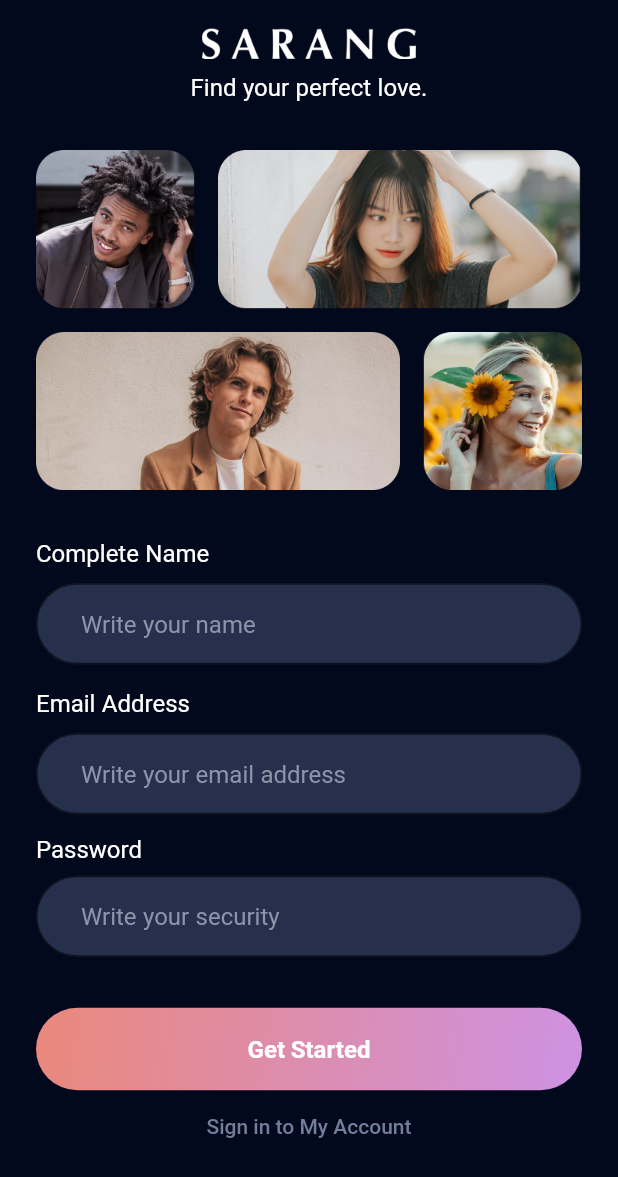
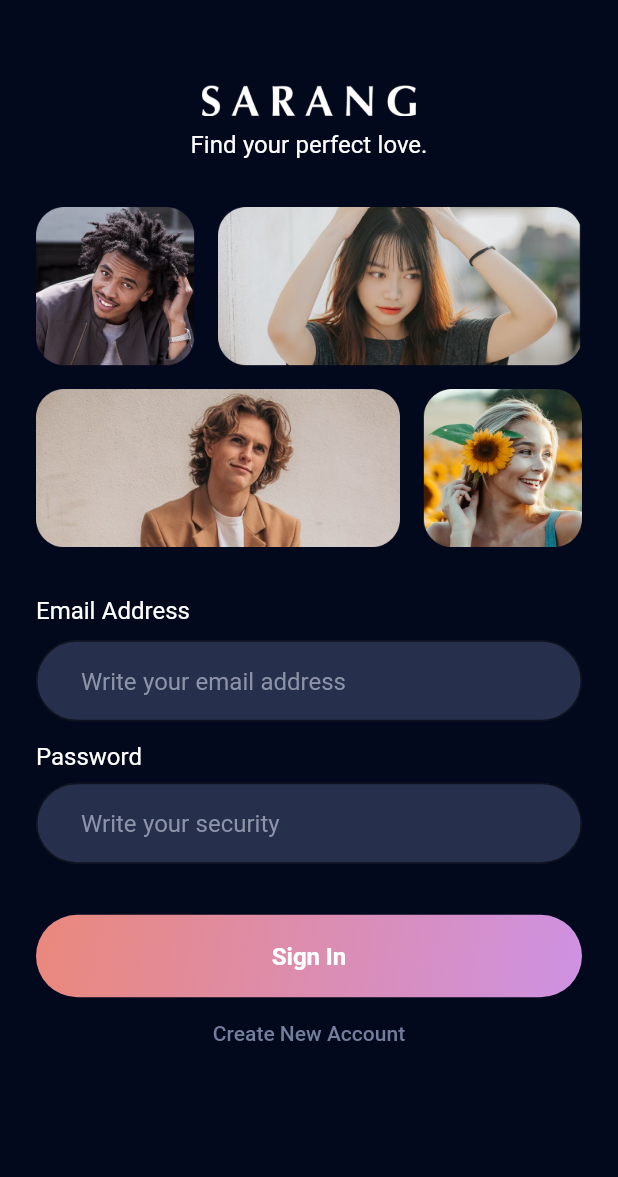
Before and after one commit to msarifin29/tinder-clone, a Flutter app: the screen it shows after launch, scrolled down 38 dp, after a tap on "Sign in to My Account", on a phone screen of 412 x 824 dp. Shown: the top 1177 px of the screen. Run offline on Flutter 3.47's test engine with Material 2 defaults, Android fonts, the phone set to English and light mode, and no system bars; our stand-ins replace appinio_swiper, bloc, equatable, flutter_bloc, google_fonts, image_picker and 1 more; accounts and stored records are empty.

Commit message:
feat : add sign in screen

```diff
--- /dev/null
+++ b/lib/src/features/authentication/presentation/sign_in_screen.dart
@@ -0,0 +1,72 @@
+import 'package:flutter/material.dart';
+import 'package:tinder_clone/src/common_widgets/custom_button.dart';
+import 'package:tinder_clone/src/common_widgets/custom_text_button.dart';
+import 'package:tinder_clone/src/features/authentication/presentation/sign_up_screen.dart';
+
+import '../../../common_widgets/custom_form_widget.dart';
+import '../../../theme_manager/sizes.dart';
+import '../widgets/hero_image.dart';
+import '../widgets/logo_and_tag_widget.dart';
+
+class SignInScreen extends StatefulWidget {
+  static const String routeName = "/sign-in";
+  const SignInScreen({super.key});
+
+  @override
+  State<SignInScreen> createState() => _SignInScreenState();
+}
+
+class _SignInScreenState extends State<SignInScreen> {
+  final emailController = TextEditingController();
+  final passwordController = TextEditingController();
+
+  @override
+  void dispose() {
+    emailController.dispose();
+    passwordController.dispose();
+    super.dispose();
+  }
+
+  @override
+  Widget build(BuildContext context) {
+    return Scaffold(
+      body: SingleChildScrollView(
+        child: Padding(
+          padding: const EdgeInsets.symmetric(
+            vertical: Sizes.s50,
+            horizontal: Sizes.s24,
+          ),
+          child: Column(
+            children: [
+              const LogoAndTagWidget(),
+              const HeroImage(),
+              CustomFormWidget(
+                label: "Email Address",
+                hintText: "Write your email address",
+                controller: emailController,
+              ),
+              CustomFormWidget(
+                label: "Password",
+                hintText: "Write your security",
+                controller: passwordController,
+                isObscure: true,
+              ),
+              const SizedBox(
+                height: Sizes.s20,
+              ),
+              CustomButton(text: "Sign In", onTap: () {}),
+              CustomTextButton(
+                  onPressed: () {
+                    Navigator.of(context).pushAndRemoveUntil(
+                        MaterialPageRoute(
+                            builder: (context) => const SignUpScreen()),
+                        (route) => false);
+                  },
+                  text: "Create New Account"),
+            ],
+          ),
+        ),
+      ),
+    );
+  }
+}
--- a/lib/src/features/authentication/presentation/sign_up_screen.dart
+++ b/lib/src/features/authentication/presentation/sign_up_screen.dart
@@ -1,6 +1,7 @@
 import 'package:flutter/material.dart';
 import 'package:tinder_clone/src/common_widgets/custom_form_widget.dart';
 import 'package:tinder_clone/src/common_widgets/custom_text_button.dart';
+import 'package:tinder_clone/src/features/authentication/presentation/sign_in_screen.dart';
 import 'package:tinder_clone/src/features/authentication/widgets/hero_image.dart';
 import 'package:tinder_clone/src/features/authentication/presentation/sign_up_age_and_job_screen.dart';
 import 'package:tinder_clone/src/theme_manager/sizes.dart';
@@ -105,7 +106,14 @@ class _SignUpScreenState extends State<SignUpScreen> {
                   );
                 },
               ),
-              CustomTextButton(onPressed: () {}, text: "Sign in to My Account"),
+              CustomTextButton(
+                  onPressed: () {
+                    Navigator.of(context).pushAndRemoveUntil(
+                        MaterialPageRoute(
+                            builder: (context) => const SignInScreen()),
+                        (route) => false);
+                  },
+                  text: "Sign in to My Account"),
             ],
           ),
         ),
```
